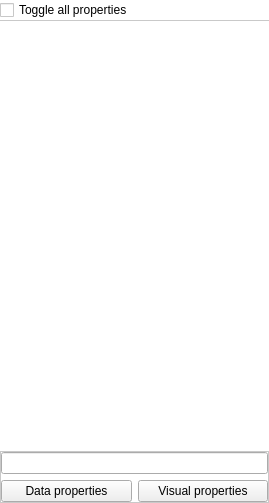
Above: plugins/perspective/GraphPerspective/designer/TulipTableWidgetColumnSelectionWidget.ui from vadivelselvaraj/TulipGLImprovement before the change. Below: the same form after it.
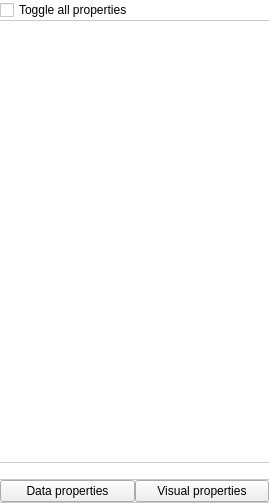
That is the form after the change.

What changed in the file:
```diff
--- a/plugins/perspective/GraphPerspective/designer/TulipTableWidgetColumnSelectionWidget.ui
+++ b/plugins/perspective/GraphPerspective/designer/TulipTableWidgetColumnSelectionWidget.ui
@@ -75,8 +75,8 @@
      <property name="styleSheet">
       <string notr="true">#bottomFrame {
 background-color: white;
-border: 1px solid #C9C9C9;
-border-top: 0px;
+border: 0px;
+border-bottom: 1px solid #C9C9C9;
 }</string>
      </property>
      <property name="frameShape">
@@ -86,11 +86,21 @@
       <enum>QFrame::Raised</enum>
      </property>
      <layout class="QVBoxLayout" name="verticalLayout_2">
+      <property name="spacing">
+       <number>0</number>
+      </property>
       <property name="margin">
        <number>0</number>
       </property>
       <item>
-       <widget class="QLineEdit" name="customPatternLineEdit"/>
+       <widget class="QLineEdit" name="customPatternLineEdit">
+        <property name="styleSheet">
+         <string notr="true">QLineEdit {
+border: 0px;
+border-bottom: 1px solid #C9C9C9;
+}</string>
+        </property>
+       </widget>
       </item>
       <item>
        <layout class="QHBoxLayout" name="horizontalLayout">
```
